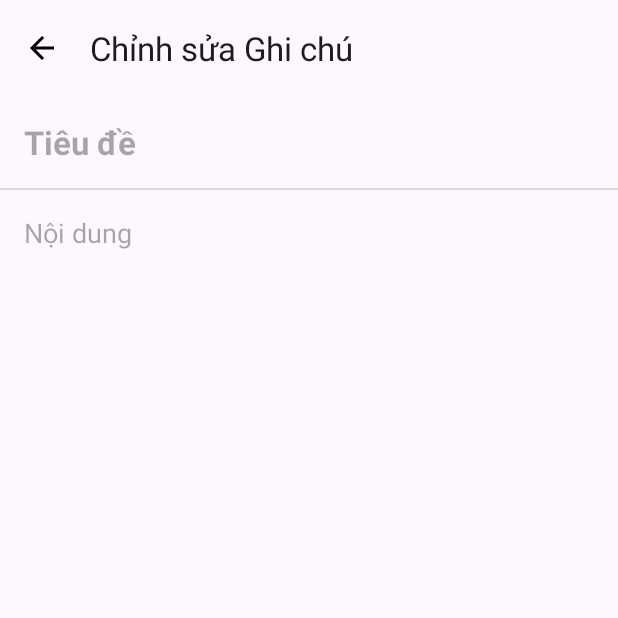
After one commit to DinhHellcat/HnCNote, an Android app: the NoteEditorActivity screen opened directly, with no data from a screen before it, on a phone screen of 412 x 824 dp, the top half of it. The commit adds this screen. Run offline under Robolectric (Android 15) with nearby library versions, the phone set to English and light mode, and no system bars.

Commit message:
Edit Notes| Finish

```diff
--- a/app/src/main/java/com/herukyatto/hncnote/Note.kt
+++ b/app/src/main/java/com/herukyatto/hncnote/Note.kt
@@ -14,4 +14,4 @@ data class Note(
 
     @ColumnInfo(name = "note_content")
     val content: String
-)
+) : java.io.Serializable
--- a/app/src/main/java/com/herukyatto/hncnote/NoteAdapter.kt
+++ b/app/src/main/java/com/herukyatto/hncnote/NoteAdapter.kt
@@ -8,7 +8,7 @@ import androidx.recyclerview.widget.DiffUtil
 import androidx.recyclerview.widget.ListAdapter
 import androidx.recyclerview.widget.RecyclerView
 
-class NoteAdapter : ListAdapter<Note, NoteAdapter.NoteViewHolder>(NotesComparator()) {
+class NoteAdapter(private val onItemClicked: (Note) -> Unit) : ListAdapter<Note, NoteAdapter.NoteViewHolder>(NotesComparator()) {
 
     override fun onCreateViewHolder(parent: ViewGroup, viewType: Int): NoteViewHolder {
         val view = LayoutInflater.from(parent.context)
@@ -18,7 +18,9 @@ class NoteAdapter : ListAdapter<Note, NoteAdapter.NoteViewHolder>(NotesComparato
 
     override fun onBindViewHolder(holder: NoteViewHolder, position: Int) {
         val current = getItem(position)
-        holder.bind(current.title, current.content)
+        holder.itemView.setOnClickListener {
+            onItemClicked(current)
+        }
     }
 
     class NoteViewHolder(itemView: View) : RecyclerView.ViewHolder(itemView) {
--- /dev/null
+++ b/app/src/main/java/com/herukyatto/hncnote/NoteEditorActivity.kt
@@ -0,0 +1,75 @@
+package com.herukyatto.hncnote
+
+import android.os.Bundle
+import android.widget.EditText
+import androidx.activity.addCallback
+import androidx.activity.viewModels
+import androidx.appcompat.app.AppCompatActivity
+import androidx.appcompat.widget.Toolbar
+
+class NoteEditorActivity : AppCompatActivity() {
+
+    private var currentNote: Note? = null
+    private lateinit var titleEditText: EditText
+    private lateinit var contentEditText: EditText
+
+    // Lấy ViewModel giống như cách đã làm trong MainActivity
+    private val noteViewModel: NoteViewModel by viewModels {
+        NoteViewModelFactory((application as NotesApplication).repository)
+    }
+
+    override fun onCreate(savedInstanceState: Bundle?) {
+        super.onCreate(savedInstanceState)
+        setContentView(R.layout.activity_note_editor)
+
+        titleEditText = findViewById(R.id.editorTitleEditText)
+        contentEditText = findViewById(R.id.editorContentEditText)
+
+        // Lấy dữ liệu Note được gửi qua
+        if (intent.hasExtra("EXTRA_NOTE")) {
+            currentNote = intent.getSerializableExtra("EXTRA_NOTE") as? Note
+        }
+
+        // Hiển thị dữ liệu lên giao diện
+        currentNote?.let { note ->
+            titleEditText.setText(note.title)
+            contentEditText.setText(note.content)
+        }
+
+        // Xử lý nút quay lại trên Toolbar
+        val toolbar = findViewById<Toolbar>(R.id.editorToolbar)
+        toolbar.setNavigationOnClickListener {
+            // Khi nhấn nút quay lại, lưu ghi chú và kết thúc activity
+            saveNoteAndFinish()
+        }
+
+        // Xử lý nút Back của hệ thống (vuốt hoặc nhấn nút Back)
+        onBackPressedDispatcher.addCallback(this) {
+            saveNoteAndFinish()
+        }
+    }
+
+    private fun saveNoteAndFinish() {
+        val title = titleEditText.text.toString()
+        val content = contentEditText.text.toString()
+
+        // Nếu không có tiêu đề và nội dung, coi như không tạo/sửa, chỉ thoát
+        if (title.isBlank() && content.isBlank()) {
+            finish()
+            return
+        }
+
+        if (currentNote != null) {
+            // --- TRƯỜNG HỢP CẬP NHẬT GHI CHÚ ĐÃ CÓ ---
+            val updatedNote = currentNote!!.copy(title = title, content = content)
+            noteViewModel.update(updatedNote)
+        } else {
+            // --- TRƯỜNG HỢP TẠO GHI CHÚ MỚI ---
+            // (Chúng ta sẽ làm chức năng này sau khi click nút +)
+            val newNote = Note(title = title, content = content)
+            noteViewModel.insert(newNote)
+        }
+
+        finish() // Đóng màn hình soạn thảo
+    }
+}
--- a/app/src/main/java/com/herukyatto/hncnote/NoteViewModel.kt
+++ b/app/src/main/java/com/herukyatto/hncnote/NoteViewModel.kt
@@ -19,6 +19,10 @@ class NoteViewModel(private val repository: NoteRepository) : ViewModel() {
     fun insert(note: Note) = viewModelScope.launch {
         repository.insert(note)
     }
+
+    fun update(note: Note) = viewModelScope.launch {
+        repository.update(note)
+    }
 }
 
 /**
--- /dev/null
+++ b/app/src/main/res/drawable/ic_arrow_back_24.xml
@@ -0,0 +1,5 @@
+<vector xmlns:android="http://schemas.android.com/apk/res/android" android:autoMirrored="true" android:height="24dp" android:tint="#000000" android:viewportHeight="24" android:viewportWidth="24" android:width="24dp">
+
+    <path android:fillColor="@android:color/white" android:pathData="M20,11H7.83l5.59,-5.59L12,4l-8,8 8,8 1.41,-1.41L7.83,13H20v-2z"/>
+
+</vector>
--- /dev/null
+++ b/app/src/main/res/layout/activity_note_editor.xml
@@ -0,0 +1,46 @@
+<?xml version="1.0" encoding="utf-8"?>
+<LinearLayout
+    xmlns:android="http://schemas.android.com/apk/res/android"
+    xmlns:app="http://schemas.android.com/apk/res-auto"
+    xmlns:tools="http://schemas.android.com/tools"
+    android:id="@+id/main"
+    android:layout_width="match_parent"
+    android:layout_height="match_parent"
+    android:orientation="vertical"
+    tools:context=".NoteEditorActivity">
+
+    <com.google.android.material.appbar.MaterialToolbar
+        android:id="@+id/editorToolbar"
+        android:layout_width="match_parent"
+        android:layout_height="?attr/actionBarSize"
+        app:title="Chỉnh sửa Ghi chú"
+        app:navigationIcon="@drawable/ic_arrow_back_24"/>
+
+    <EditText
+        android:id="@+id/editorTitleEditText"
+        android:layout_width="match_parent"
+        android:layout_height="wrap_content"
+        android:hint="Tiêu đề"
+        android:textSize="22sp"
+        android:textStyle="bold"
+        android:padding="16dp"
+        android:inputType="textCapSentences"
+        android:background="@android:color/transparent"/>
+
+    <View
+        android:layout_width="match_parent"
+        android:layout_height="1dp"
+        android:background="?android:attr/listDivider"/>
+
+    <EditText
+        android:id="@+id/editorContentEditText"
+        android:layout_width="match_parent"
+        android:layout_height="0dp"
+        android:layout_weight="1"
+        android:hint="Nội dung"
+        android:gravity="top"
+        android:padding="16dp"
+        android:inputType="textMultiLine|textCapSentences"
+        android:background="@android:color/transparent"/>
+
+</LinearLayout>
```
Also changed, not shown: app/src/main/AndroidManifest.xml (+5 -5 lines), app/src/main/java/com/herukyatto/hncnote/MainActivity.kt (+10 -1 lines).
